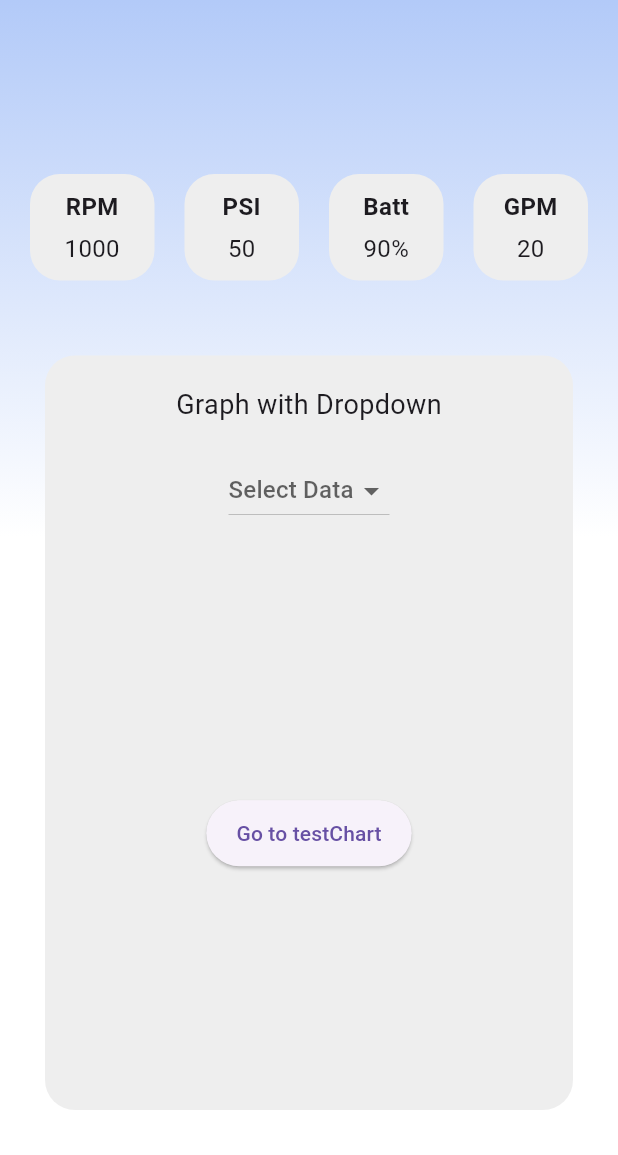
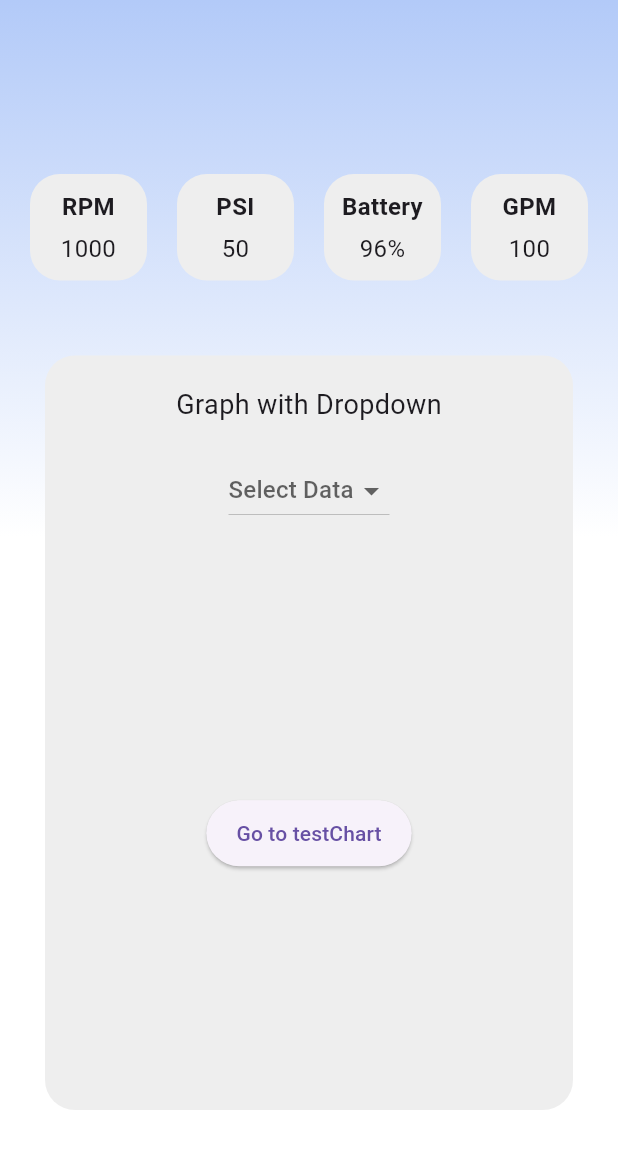
Before and after one commit to Affinity-App/Affinity-App, a Flutter app: the HomePage screen opened directly, on a phone screen of 412 x 824 dp, the part 81-1236 px from its top. Run offline on Flutter 3.47's test engine with Material 3 defaults, Android fonts, the phone set to English and light mode, and no system bars; our stand-ins replace firebase_auth, firebase_core, fl_chart, google_sign_in; accounts and stored records are empty.

Commit message:
RPM, PSI, Battery life, and GPM skeleton pages added

```diff
--- a/cardiacengineering_app/lib/pages/homePage.dart
+++ b/cardiacengineering_app/lib/pages/homePage.dart
@@ -4,7 +4,13 @@ import 'package:flutter/material.dart';
 import 'package:jr_design_app/pages/testChart.dart';
 import 'settingsPage.dart'; // Import the settingsPage.dart
 import 'RPMpage.dart'; // Import the RPMpage.dart
+import 'PSIpage.dart'; // Import the RPMpage.dart
+import 'BatteryPage.dart'; // Import the RPMpage.dart
+import 'GPMpage.dart'; // Import the RPMpage.dart
+
 import 'BackgroundGradientContainer.dart';
+
+typedef void OnDataBoxPressedCallback(BuildContext context);
 
 class HomePage extends StatelessWidget {
   const HomePage({super.key});
@@ -62,28 +68,64 @@ class HomePage extends StatelessWidget {
           crossAxisAlignment: CrossAxisAlignment.center,
           children: [
             const SizedBox(height: 150.0), // Move down to below the app bar
-            Row(
+            Container(
+              width: double.infinity,
+              child: Row(
                 mainAxisAlignment: MainAxisAlignment.spaceEvenly,
                 children: [
-                SizedBox(
-                  width: MediaQuery.of(context).size.width /
-                      4, // or specify a fixed width
-                  child: GestureDetector(
-                    onTap: () {
-                      // Navigate to the settings page
-                      Navigator.push(
+                  // SizedBox(
+                  //   width: MediaQuery.of(context).size.width /
+                  //       4, // or specify a fixed width
+                  //   child: GestureDetector(
+                  //     onTap: () {
+                  //       // Navigate to the settings page
+                  //       Navigator.push(
+                  //         context,
+                  //         MaterialPageRoute(
+                  //             builder: (context) => const RPMpage()),
+                  //       );
+                  //     },
+                  //     child:
+                  //         _buildDataBox(context, label: 'RPM', value: '1000'),
+                  //   ),
+                  // ),
+                  _buildDataBox(
                     context,
-                        MaterialPageRoute(
-                            builder: (context) => const RPMpage()),
-                      );
+                    label: 'RPM',
+                    value: '1000',
+                    onPressed: (context) {
+                      Navigator.pushNamed(context, '/RPMpage');
                     },
-                    child: _buildDataBox(context, label: 'RPM', value: '1000'),
                   ),
+                  _buildDataBox(
+                    context,
+                    label: 'PSI',
+                    value: '50',
+                    onPressed: (context) {
+                      Navigator.pushNamed(context, '/PSIpage');
+                    },
                   ),
-                _buildDataBox(context, label: 'PSI', value: '50'),
-                _buildDataBox(context, label: 'Batt', value: '90%'),
-                _buildDataBox(context, label: 'GPM', value: '20'),
+                  _buildDataBox(
+                    context,
+                    label: 'Battery',
+                    value: '96%',
+                    onPressed: (context) {
+                      Navigator.pushNamed(context, '/BatteryPage');
+                    },
+                  ),
+                  _buildDataBox(
+                    context,
+                    label: 'GPM',
+                    value: '100',
+                    onPressed: (context) {
+                      Navigator.pushNamed(context, '/GPMpage');
+                    },
+                  ),
+                  // _buildDataBox(context, label: 'RPM', value: '1000'),
+                  // _buildDataBox(context, label: 'RPM', value: '1000'),
+                  // _buildDataBox(context, label: 'RPM', value: '1000'),
                 ],
+              ),
             ),
             const SizedBox(height: 20.0), // Add some space
             Expanded(
@@ -173,10 +215,17 @@ class HomePage extends StatelessWidget {
   }
 
   Widget _buildDataBox(BuildContext context,
-      {required String label, required String value}) {
+      {required String label,
+      required String value,
+      required OnDataBoxPressedCallback onPressed}) {
     return Expanded(
+      child: GestureDetector(
+        onTap: () {
+          // Navigate to the desired page using the provided callback
+          onPressed(context);
+        },
         child: Container(
-        width: MediaQuery.of(context).size.width / 4,
+          //width: MediaQuery.of(context).size.width / 4,
           decoration: BoxDecoration(
             borderRadius: BorderRadius.circular(20.0),
             color: Colors.grey[200],
@@ -205,6 +254,7 @@ class HomePage extends StatelessWidget {
             ],
           ),
         ),
+      ),
     );
   }
 }
```
Also changed, not shown: cardiacengineering_app/lib/main.dart (+14 -0 lines), cardiacengineering_app/lib/pages/BatteryPage.dart (added, +30 -0 lines), cardiacengineering_app/lib/pages/GPMpage.dart (added, +30 -0 lines), cardiacengineering_app/lib/pages/PSIpage.dart (added, +30 -0 lines). Lines whose indentation alone changed are shown as unchanged.
